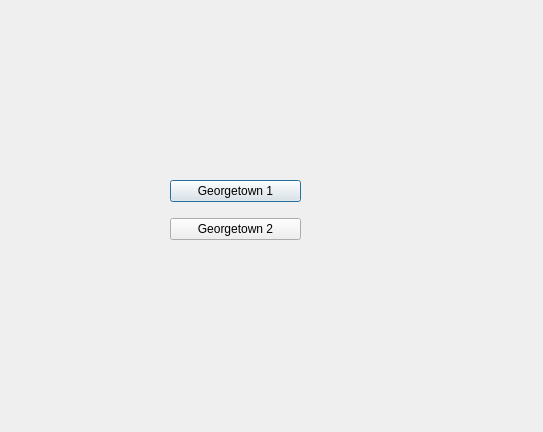
This is userIFDes/leagueselection.ui in bengut10/spoLeague as Qt 5 draws it before an edit. The edited form follows.
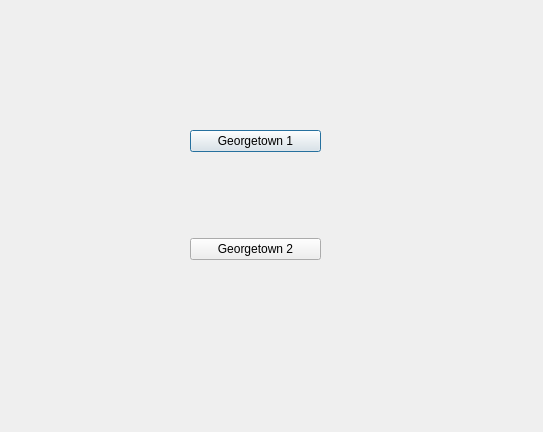
This is the edited form.

Patch:
```diff
--- a/userIFDes/leagueselection.ui
+++ b/userIFDes/leagueselection.ui
@@ -13,13 +13,13 @@
   <property name="windowTitle">
    <string>Dialog</string>
   </property>
-  <widget class="QWidget" name="">
+  <widget class="QWidget" name="layoutWidget">
    <property name="geometry">
     <rect>
-     <x>170</x>
-     <y>170</y>
+     <x>190</x>
+     <y>50</y>
      <width>131</width>
-     <height>81</height>
+     <height>291</height>
     </rect>
    </property>
    <layout class="QVBoxLayout" name="verticalLayout">
```
